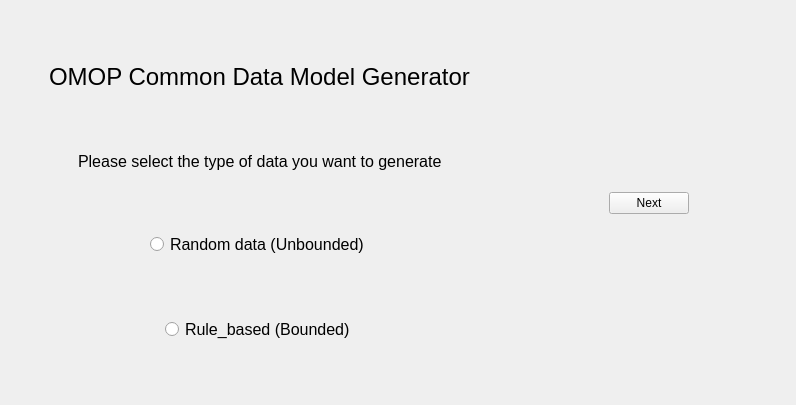
Qt form GUI/ui_home.ui (ucaby28/OMOP-CDM-Generator) before a commit.
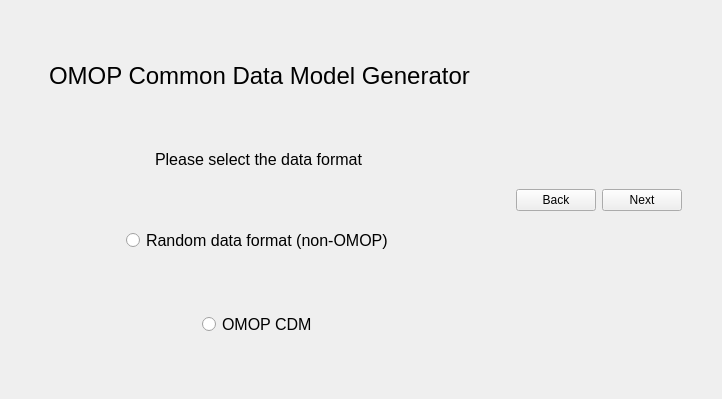
The same form after that commit.

Commit message: load configuration file in UI

The edit to the form file:
```diff
--- a/GUI/ui_home.ui
+++ b/GUI/ui_home.ui
@@ -6,8 +6,8 @@
    <rect>
     <x>0</x>
     <y>0</y>
-    <width>796</width>
-    <height>405</height>
+    <width>722</width>
+    <height>399</height>
    </rect>
   </property>
   <property name="windowTitle">
@@ -108,7 +108,7 @@
            </font>
           </property>
           <property name="text">
-           <string>Please select the type of data you want to generate</string>
+           <string>Please select the data format</string>
           </property>
          </widget>
         </item>
@@ -163,7 +163,7 @@
            </font>
           </property>
           <property name="text">
-           <string>Random data (Unbounded)</string>
+           <string>Random data format (non-OMOP)</string>
           </property>
          </widget>
         </item>
@@ -218,7 +218,7 @@
            </font>
           </property>
           <property name="text">
-           <string>Rule_based (Bounded)</string>
+           <string>OMOP CDM</string>
           </property>
          </widget>
         </item>
@@ -282,6 +282,13 @@
           </property>
          </spacer>
         </item>
+        <item>
+         <widget class="QPushButton" name="back_Button">
+          <property name="text">
+           <string>Back</string>
+          </property>
+         </widget>
+        </item>
         <item>
          <widget class="QPushButton" name="next_Button">
           <property name="text">
```
The commit also changes 5 other files.
